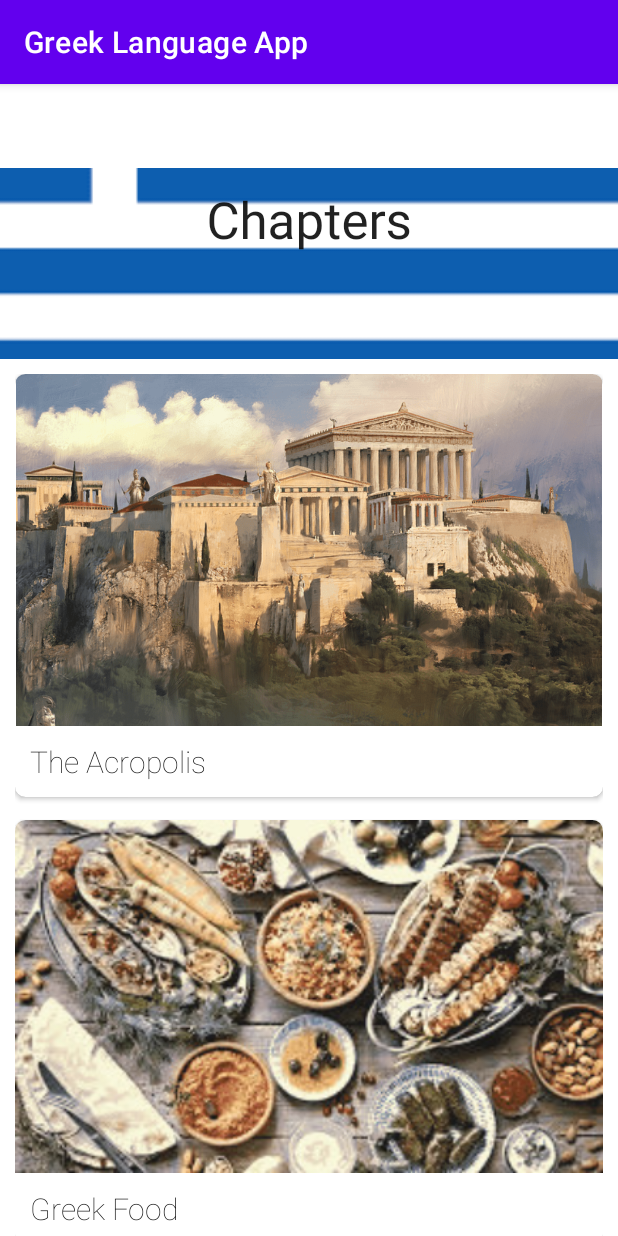
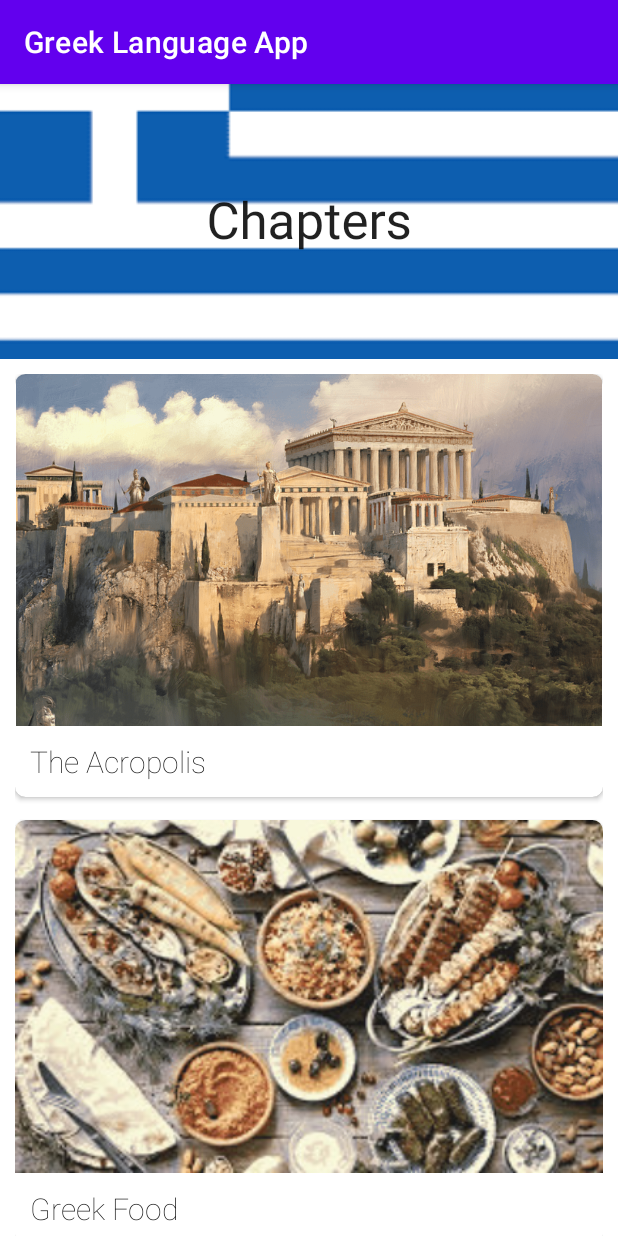
Before and after one commit to lundjohan/greek-language-app, an Android app: the screen it shows after launch (MainActivity), on a phone screen of 412 x 824 dp. Run offline under Robolectric (Android 15) with nearby library versions, the phone set to English and light mode, and no system bars.

Commit message:
toolbar no longer covering collapsingtoolbar

```diff
--- a/app/src/main/res/layout/fragment_chapter_items.xml
+++ b/app/src/main/res/layout/fragment_chapter_items.xml
@@ -31,7 +31,7 @@
         <com.google.android.material.appbar.CollapsingToolbarLayout
             android:id="@+id/collapsing_toolbar"
             android:layout_width="match_parent"
-            android:layout_height="wrap_content"
+            android:layout_height="match_parent"
             android:fitsSystemWindows="true"
             app:contentScrim="@color/white"
             app:expandedTitleGravity="center"
@@ -46,14 +46,13 @@
                 android:scaleType="centerCrop"
                 android:src="@drawable/greece_flag"
                 app:layout_collapseMode="parallax" />
-
             <androidx.appcompat.widget.Toolbar
                 android:id="@+id/toolbar"
                 android:layout_width="match_parent"
                 android:layout_height="?attr/actionBarSize"
-                app:title="@string/chapters_title"
-                app:popupTheme="@style/ThemeOverlay.AppCompat.Light"
-                android:background="@color/white"/>
+                app:title="@string/chapters_title"/>
+
+
 
         </com.google.android.material.appbar.CollapsingToolbarLayout>
     </com.google.android.material.appbar.AppBarLayout>
```
